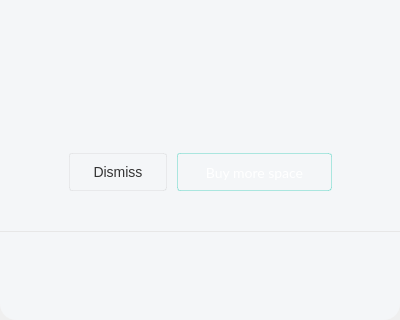
Qt form src/MEGASync/gui/macx/InfoDialog.ui (meganz/MEGAsync) before a commit; both pictures show x 0 to 400 and y 256 to 576 of the 400 by 576 pixel window.
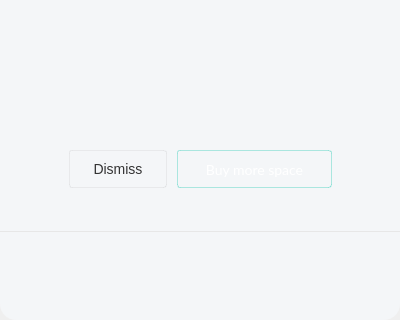
The same form after that commit. The open tabs and pages were chosen to show the change. Icons and pictures are not drawn. Custom widgets are drawn as their Qt base class.

Diff of the .ui file:
```diff
--- a/src/MEGASync/gui/macx/InfoDialog.ui
+++ b/src/MEGASync/gui/macx/InfoDialog.ui
@@ -1549,13 +1549,13 @@
                          </property>
                          <layout class="QVBoxLayout" name="verticalLayout_2">
                           <property name="spacing">
-                           <number>18</number>
+                           <number>15</number>
                           </property>
                           <property name="leftMargin">
                            <number>20</number>
                           </property>
                           <property name="topMargin">
-                           <number>32</number>
+                           <number>28</number>
                           </property>
                           <property name="rightMargin">
                            <number>20</number>
```
